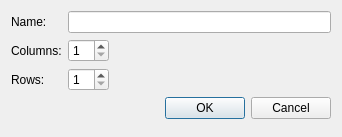
The window that src/tiled/addvirtualtilesetdialog.ui (timbaker/tiled) describes before a commit, drawn with Qt 5.
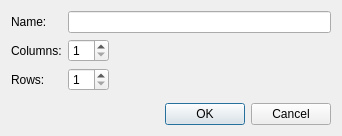
The same window after the commit.

```diff
--- a/src/tiled/addvirtualtilesetdialog.ui
+++ b/src/tiled/addvirtualtilesetdialog.ui
@@ -7,7 +7,7 @@
     <x>0</x>
     <y>0</y>
     <width>342</width>
-    <height>137</height>
+    <height>131</height>
    </rect>
   </property>
   <property name="windowTitle">
@@ -55,7 +55,7 @@
      </property>
     </widget>
    </item>
-   <item row="3" column="1">
+   <item row="4" column="0" colspan="2">
     <widget class="QDialogButtonBox" name="buttonBox">
      <property name="orientation">
       <enum>Qt::Horizontal</enum>
@@ -65,6 +65,19 @@
      </property>
     </widget>
    </item>
+   <item row="3" column="1">
+    <spacer name="verticalSpacer">
+     <property name="orientation">
+      <enum>Qt::Vertical</enum>
+     </property>
+     <property name="sizeHint" stdset="0">
+      <size>
+       <width>20</width>
+       <height>40</height>
+      </size>
+     </property>
+    </spacer>
+   </item>
   </layout>
  </widget>
  <resources/>
```
Left out of the diff: 14 changed lines with no effect on the pictures.
